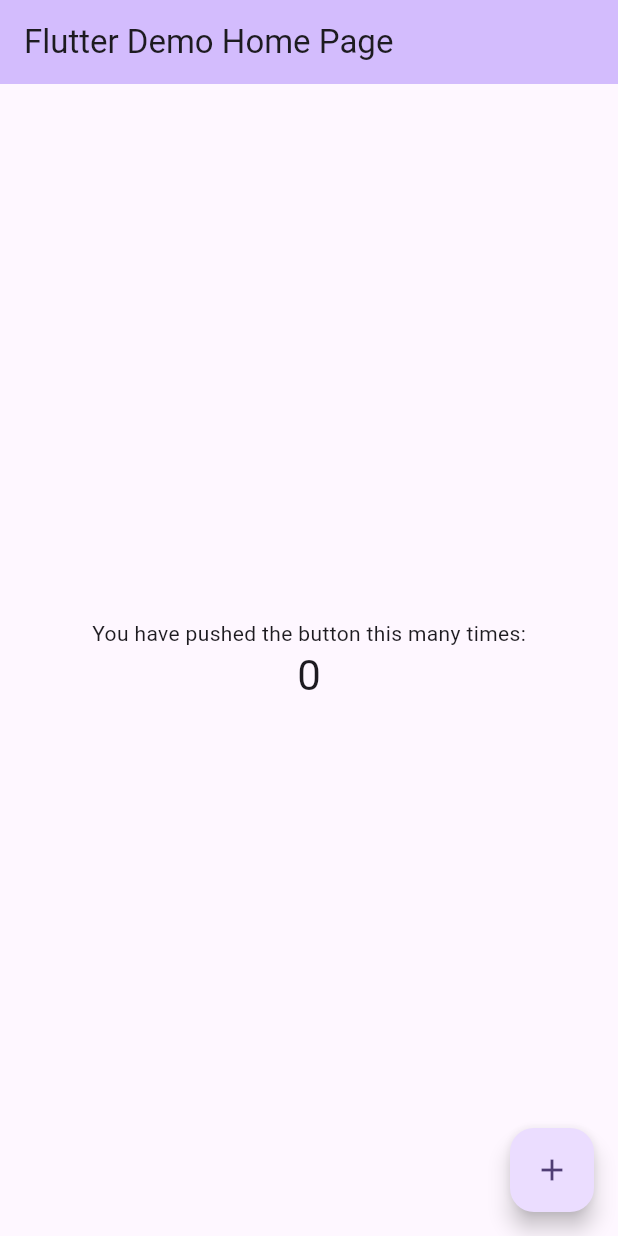
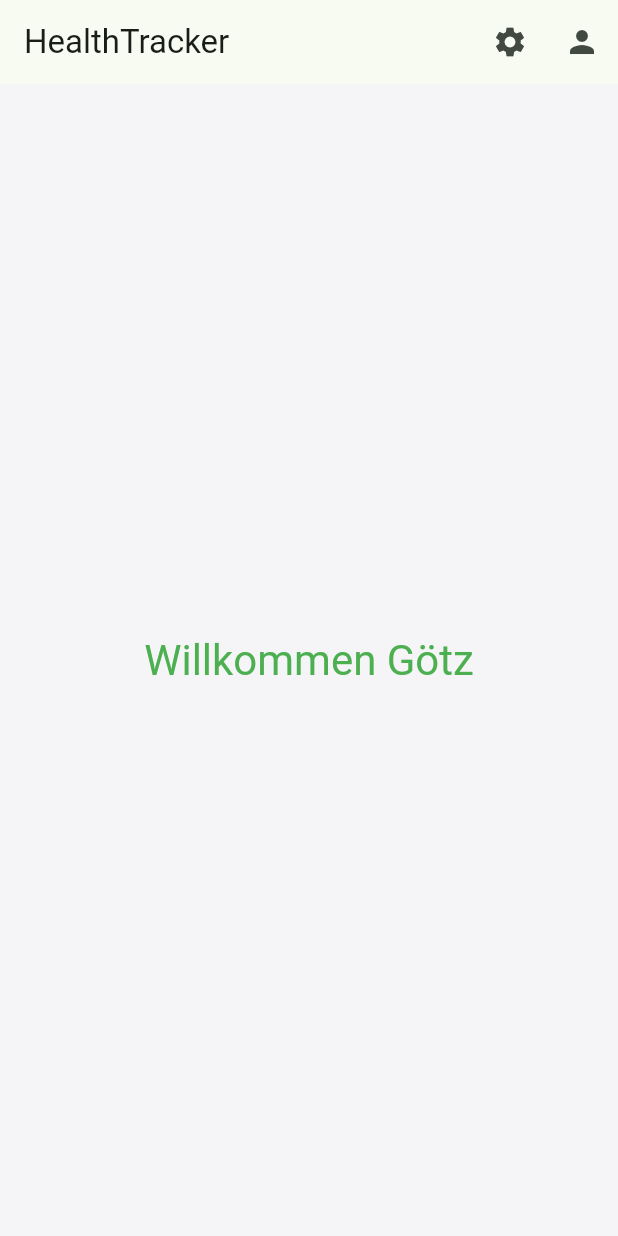
Before and after one commit to Kessemeierhealth/health-tracker, a Flutter app: the screen it shows after launch, on a phone screen of 412 x 824 dp. Run offline on Flutter 3.47's test engine with Material 3 defaults, Android fonts, the phone set to English and light mode, and no system bars.

Commit message:
HealthTracker M1.2 Profile und Grundansicht

```diff
--- a/lib/main.dart
+++ b/lib/main.dart
@@ -1,122 +1,22 @@
 import 'package:flutter/material.dart';
+import 'theme/app_theme.dart';
+import 'views/main_view.dart';
 
 void main() {
-  runApp(const MyApp());
+  runApp(const HealthTrackerApp());
 }
 
-class MyApp extends StatelessWidget {
-  const MyApp({super.key});
+class HealthTrackerApp extends StatelessWidget {
+  const HealthTrackerApp({super.key});
 
-  // This widget is the root of your application.
   @override
   Widget build(BuildContext context) {
+
     return MaterialApp(
-      title: 'Flutter Demo',
-      theme: ThemeData(
-        // This is the theme of your application.
-        //
-        // TRY THIS: Try running your application with "flutter run". You'll see
-        // the application has a purple toolbar. Then, without quitting the app,
-        // try changing the seedColor in the colorScheme below to Colors.green
-        // and then invoke "hot reload" (save your changes or press the "hot
-        // reload" button in a Flutter-supported IDE, or press "r" if you used
-        // the command line to start the app).
-        //
-        // Notice that the counter didn't reset back to zero; the application
-        // state is not lost during the reload. To reset the state, use hot
-        // restart instead.
-        //
-        // This works for code too, not just values: Most code changes can be
-        // tested with just a hot reload.
-        colorScheme: .fromSeed(seedColor: Colors.deepPurple),
-      ),
-      home: const MyHomePage(title: 'Flutter Demo Home Page'),
+      debugShowCheckedModeBanner: false,
+      title: "HealthTracker",
+      theme: AppTheme.light,
+      home: const MainView(),
     );
   }
 }
-
-class MyHomePage extends StatefulWidget {
-  const MyHomePage({super.key, required this.title});
-
-  // This widget is the home page of your application. It is stateful, meaning
-  // that it has a State object (defined below) that contains fields that affect
-  // how it looks.
-
-  // This class is the configuration for the state. It holds the values (in this
-  // case the title) provided by the parent (in this case the App widget) and
-  // used by the build method of the State. Fields in a Widget subclass are
-  // always marked "final".
-
-  final String title;
-
-  @override
-  State<MyHomePage> createState() => _MyHomePageState();
-}
-
-class _MyHomePageState extends State<MyHomePage> {
-  int _counter = 0;
-
-  void _incrementCounter() {
-    setState(() {
-      // This call to setState tells the Flutter framework that something has
-      // changed in this State, which causes it to rerun the build method below
-      // so that the display can reflect the updated values. If we changed
-      // _counter without calling setState(), then the build method would not be
-      // called again, and so nothing would appear to happen.
-      _counter++;
-    });
-  }
-
-  @override
-  Widget build(BuildContext context) {
-    // This method is rerun every time setState is called, for instance as done
-    // by the _incrementCounter method above.
-    //
-    // The Flutter framework has been optimized to make rerunning build methods
-    // fast, so that you can just rebuild anything that needs updating rather
-    // than having to individually change instances of widgets.
-    return Scaffold(
-      appBar: AppBar(
-        // TRY THIS: Try changing the color here to a specific color (to
-        // Colors.amber, perhaps?) and trigger a hot reload to see the AppBar
-        // change color while the other colors stay the same.
-        backgroundColor: Theme.of(context).colorScheme.inversePrimary,
-        // Here we take the value from the MyHomePage object that was created by
-        // the App.build method, and use it to set our appbar title.
-        title: Text(widget.title),
-      ),
-      body: Center(
-        // Center is a layout widget. It takes a single child and positions it
-        // in the middle of the parent.
-        child: Column(
-          // Column is also a layout widget. It takes a list of children and
-          // arranges them vertically. By default, it sizes itself to fit its
-          // children horizontally, and tries to be as tall as its parent.
-          //
-          // Column has various properties to control how it sizes itself and
-          // how it positions its children. Here we use mainAxisAlignment to
-          // center the children vertically; the main axis here is the vertical
-          // axis because Columns are vertical (the cross axis would be
-          // horizontal).
-          //
-          // TRY THIS: Invoke "debug painting" (choose the "Toggle Debug Paint"
-          // action in the IDE, or press "p" in the console), to see the
-          // wireframe for each widget.
-          mainAxisAlignment: .center,
-          children: [
-            const Text('You have pushed the button this many times:'),
-            Text(
-              '$_counter',
-              style: Theme.of(context).textTheme.headlineMedium,
-            ),
-          ],
-        ),
-      ),
-      floatingActionButton: FloatingActionButton(
-        onPressed: _incrementCounter,
-        tooltip: 'Increment',
-        child: const Icon(Icons.add),
-      ),
-    );
-  }
-}
--- /dev/null
+++ b/lib/models/profile.dart
@@ -0,0 +1,21 @@
+import 'package:flutter/material.dart';
+
+class Profile {
+    final String name;
+    final Color color;
+
+    const Profile({
+        required this.name,
+        required this.color,
+    });
+}
+
+const   goetz = Profile(
+    name: "Götz",
+    color: Colors.green,
+);
+
+const christin  = Profile(
+    name: "Christin",
+    color: Colors.black,
+);
--- /dev/null
+++ b/lib/theme/app_theme.dart
@@ -0,0 +1,11 @@
+import 'package:flutter/material.dart';
+
+class AppTheme {
+    static ThemeData get light {
+        return ThemeData(
+            useMaterial3: true,
+            colorSchemeSeed: Colors.green,
+            scaffoldBackgroundColor: const Color(0xfff5f5f7),
+        );
+    }
+}
--- /dev/null
+++ b/lib/views/main_view.dart
@@ -0,0 +1,57 @@
+import 'package:flutter/material.dart';
+import '../models/profile.dart';
+
+class MainView extends StatefulWidget {
+  const MainView({super.key});
+
+  @override
+  State<MainView> createState() => _MainViewState();
+}
+
+class _MainViewState extends State<MainView> {
+  Profile activeProfile = goetz;
+
+  @override
+  Widget build(BuildContext context) {
+    return Scaffold(
+      appBar: AppBar(
+        title: const Text("HealthTracker"),
+        actions: [
+          IconButton(
+            icon: const Icon(Icons.settings),
+            onPressed: () {},
+          ),
+          PopupMenuButton<Profile>(
+            icon: const Icon(Icons.person),
+            onSelected: (profile) {
+              setState(() {
+                activeProfile = profile;
+              });
+            },
+            itemBuilder: (context) => const [
+              PopupMenuItem(
+                value: goetz,
+                child: Text("🟢 Götz"),
+              ),
+              PopupMenuItem(
+                value: christin,
+                child: Text("⚫ Christin"),
+              ),
+            ],
+          ),
+        ],
+      ),
+      body: Center(
+        child: Text(
+          "Willkommen ${activeProfile.name}",
+          style: Theme.of(context)
+              .textTheme
+              .headlineMedium
+              ?.copyWith(
+                color: activeProfile.color,
+              ),
+        ),
+      ),
+    );
+  }
+}
```
